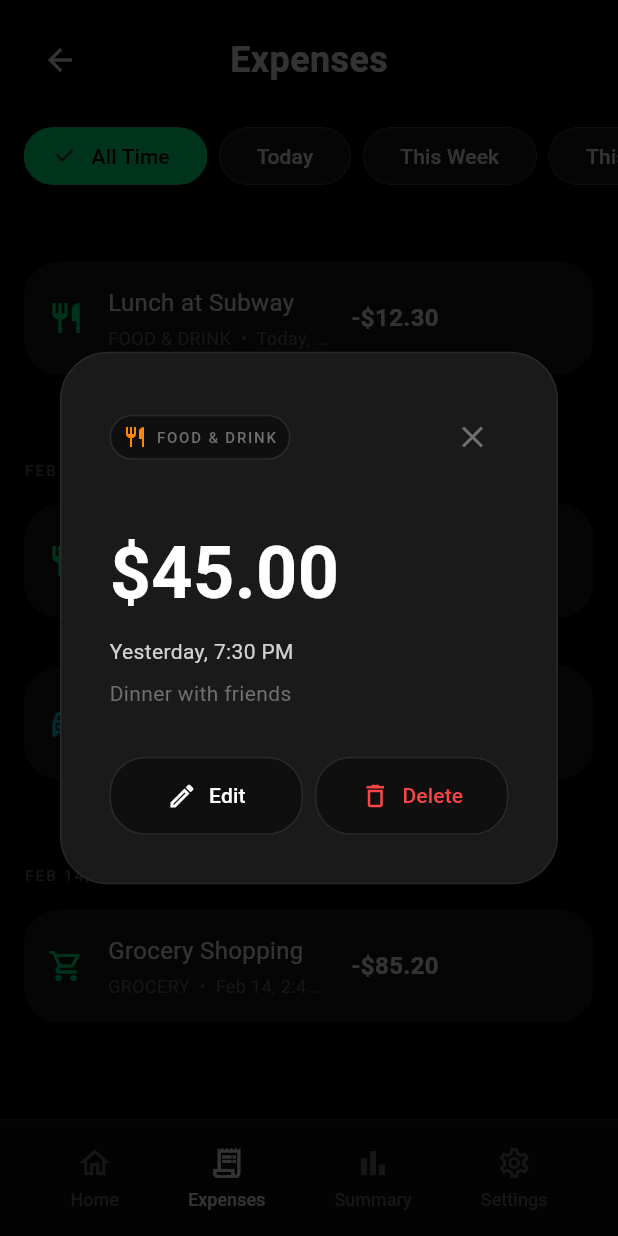
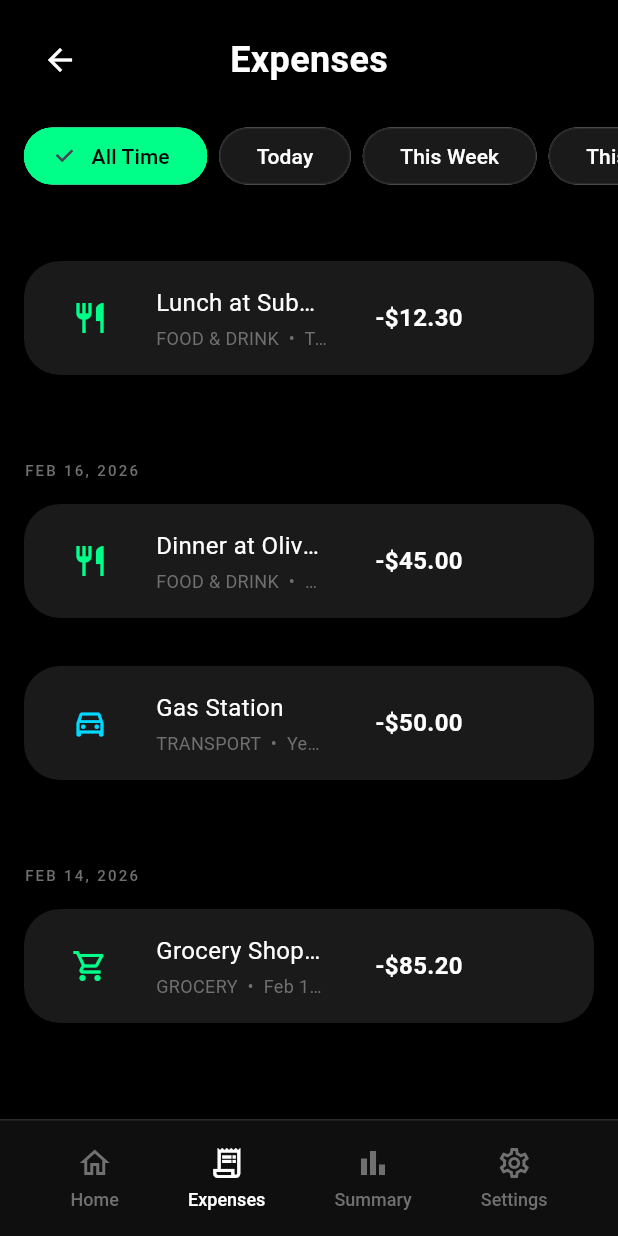
Before and after one commit to htetyeemon/BetterSpent, a Flutter app: the ExpenseListScreen screen opened by its route, scrolled down 108 dp, after a tap on "Dinner at Olive Garden", on a phone screen of 412 x 824 dp. Run offline on Flutter 3.47's test engine with Material 3 defaults, Android fonts, the phone set to English and light mode, and no system bars; our stand-ins replace go_router.

Commit message:
expense list

```diff
--- a/lib/features/expenses/presentation/screens/expense_list_screen.dart
+++ b/lib/features/expenses/presentation/screens/expense_list_screen.dart
@@ -17,6 +17,7 @@ class ExpenseListScreen extends StatefulWidget {
 class _ExpenseListScreenState extends State<ExpenseListScreen> {
   String _selectedFilter = 'All Time';
   int _currentNavIndex = 1;
+
   @override
   Widget build(BuildContext context) {
     return Scaffold(
@@ -49,7 +50,11 @@ class _ExpenseListScreenState extends State<ExpenseListScreen> {
               },
             ),
             const SizedBox(height: AppConstants.spacingMd),
-            const Expanded(child: ExpenseListContent()),
+
+            Expanded(
+              child: ExpenseListContent(selectedFilter: _selectedFilter),
+            ),
+
             BottomNavigation(
               currentIndex: _currentNavIndex,
               onTap: (index) {
--- a/lib/features/expenses/presentation/widgets/expense_card.dart
+++ b/lib/features/expenses/presentation/widgets/expense_card.dart
@@ -28,7 +28,12 @@ class ExpenseCard extends StatelessWidget {
         borderRadius: BorderRadius.circular(AppConstants.radiusLg),
         onTap: onTap,
         child: Container(
-          padding: const EdgeInsets.all(AppConstants.spacingMd),
+          padding: const EdgeInsets.only(
+            top: AppConstants.spacingMd,
+            bottom: AppConstants.spacingMd,
+            left: AppConstants.spacingXl,
+            right: AppConstants.spacingXl,
+          ),
           decoration: BoxDecoration(
             color: AppColors.surface,
             borderRadius: BorderRadius.circular(AppConstants.radiusLg),
@@ -37,7 +42,7 @@ class ExpenseCard extends StatelessWidget {
             children: [
               CategoryIcon(category: category),
 
-              const SizedBox(width: AppConstants.spacingMd),
+              const SizedBox(width: AppConstants.spacingXl),
 
               //Fix overflow by constraining text
               Expanded(
@@ -63,7 +68,7 @@ class ExpenseCard extends StatelessWidget {
                 ),
               ),
 
-              const SizedBox(width: AppConstants.spacingMd),
+              const SizedBox(width: AppConstants.spacingXl),
 
               //Prevent amount from causing overflow
               Flexible(
--- a/lib/features/expenses/presentation/widgets/expense_list_content.dart
+++ b/lib/features/expenses/presentation/widgets/expense_list_content.dart
@@ -9,13 +9,16 @@ import 'expense_detail_dialog.dart';
 import 'delete_expense_dialog.dart';
 
 class ExpenseListContent extends StatelessWidget {
-  const ExpenseListContent({super.key});
+  final String selectedFilter;
+
+  const ExpenseListContent({super.key, required this.selectedFilter});
 
   @override
   Widget build(BuildContext context) {
     return ListView(
       padding: const EdgeInsets.symmetric(horizontal: AppConstants.spacingMd),
       children: [
+        if (_showSection('Today'))
           DateSectionWidget(
             date: 'Feb 17, 2026',
             expenses: [
@@ -53,7 +56,11 @@ class ExpenseListContent extends StatelessWidget {
               ),
             ],
           ),
+
+        if (_showSection('This Week'))
           const SizedBox(height: AppConstants.spacingLg),
+
+        if (_showSection('This Week'))
           DateSectionWidget(
             date: 'Feb 16, 2026',
             expenses: [
@@ -62,36 +69,22 @@ class ExpenseListContent extends StatelessWidget {
                 category: 'FOOD & DRINK',
                 amount: 45.00,
                 time: 'Yesterday, 7:30 PM',
-              onTap: () => _showExpenseDetail(
-                context,
-                name: 'Dinner at Olive Garden',
-                category: 'FOOD & DRINK',
-                amount: 45.00,
-                time: 'Yesterday, 7:30 PM',
-                note: 'Dinner with friends',
-                icon: Icons.restaurant_outlined,
-                iconColor: AppColors.accent,
-              ),
+                onTap: () {},
               ),
               ExpenseCard(
                 name: 'Gas Station',
                 category: 'TRANSPORT',
                 amount: 50.00,
                 time: 'Yesterday, 6:00 PM',
-              onTap: () => _showExpenseDetail(
-                context,
-                name: 'Gas Station',
-                category: 'TRANSPORT',
-                amount: 50.00,
-                time: 'Yesterday, 6:00 PM',
-                note: 'Fuel fill-up',
-                icon: Icons.directions_car_outlined,
-                iconColor: const Color(0xFF0088FF),
-              ),
+                onTap: () {},
               ),
             ],
           ),
+
+        if (_showSection('This Month'))
           const SizedBox(height: AppConstants.spacingLg),
+
+        if (_showSection('This Month'))
           DateSectionWidget(
             date: 'Feb 14, 2026',
             expenses: [
@@ -100,22 +93,29 @@ class ExpenseListContent extends StatelessWidget {
                 category: 'GROCERY',
                 amount: 85.20,
                 time: 'Feb 14, 2:45 PM',
-              onTap: () => _showExpenseDetail(
-                context,
-                name: 'Grocery Shopping',
-                category: 'GROCERY',
-                amount: 85.20,
-                time: 'Feb 14, 2:45 PM',
-                note: 'Weekly groceries',
-                icon: Icons.shopping_cart_outlined,
-                iconColor: AppColors.primary,
-              ),
+                onTap: () {},
               ),
             ],
           ),
+
         const SizedBox(height: AppConstants.spacingXl),
       ],
     );
+  }
+
+  bool _showSection(String sectionType) {
+    if (selectedFilter == 'All Time') return true;
+
+    switch (selectedFilter) {
+      case 'Today':
+        return sectionType == 'Today';
+      case 'This Week':
+        return sectionType == 'This Week';
+      case 'This Month':
+        return sectionType == 'This Month';
+      default:
+        return true;
+    }
   }
 
   void _showExpenseDetail(
```
Lines whose indentation alone changed are shown as unchanged.
